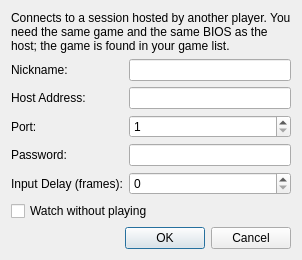
thenotoriousfox/riverhorse, file src/riverhorse-qt/netplayjoinsessiondialog.ui: the form before one commit.
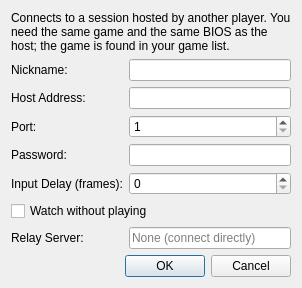
The form after the commit.

Commit message: Netplay for four players, through a relay if needed

Diff of the .ui file:
```diff
--- a/src/riverhorse-qt/netplayjoinsessiondialog.ui
+++ b/src/riverhorse-qt/netplayjoinsessiondialog.ui
@@ -100,6 +100,23 @@
        </property>
       </widget>
      </item>
+     <item row="6" column="0">
+      <widget class="QLabel" name="relayServerLabel">
+       <property name="text">
+        <string>Relay Server:</string>
+       </property>
+      </widget>
+     </item>
+     <item row="6" column="1">
+      <widget class="QLineEdit" name="relayServer">
+       <property name="placeholderText">
+        <string>None (connect directly)</string>
+       </property>
+       <property name="toolTip">
+        <string>Address of a relay server (host or host:port), for players who can't reach each other directly. Everyone in the session must use the same one.</string>
+       </property>
+      </widget>
+     </item>
     </layout>
    </item>
    <item>
```
The commit also changes 21 other files.
